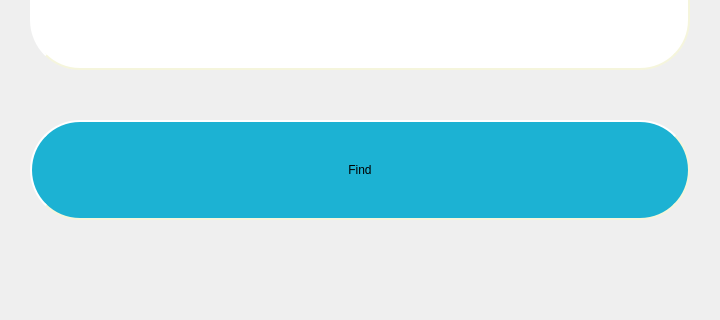
This is forms/scanpage.ui in Mcublog/AutoLubeApp as Qt 5 draws it before an edit; both pictures show x 0 to 720 and y 960 to 1280 of the 720 by 1280 pixel window. The edited form follows.
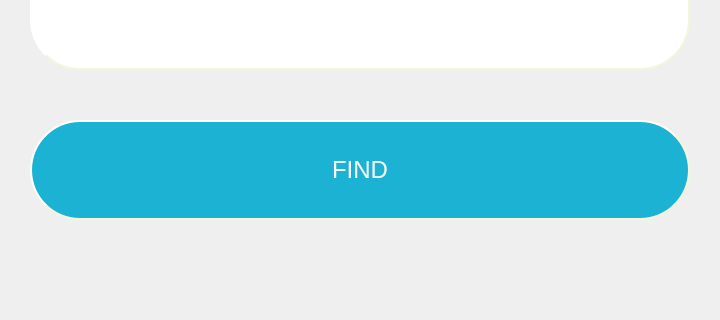
This is the edited form.

```diff
--- a/forms/scanpage.ui
+++ b/forms/scanpage.ui
@@ -89,17 +89,36 @@
       <bool>false</bool>
      </property>
      <property name="styleSheet">
-      <string notr="true">*{
-background-color: #1cb2d3;
-border-style: outset;
-border-width: 2px;
-border-radius: 50px;
-border-color: beige;
-min-width: 10em;
+      <string notr="true">QPushButton
+{
+	background-color: #1cb2d3;
+	border-style: outset;
+	border-width: 2px;
+	border-radius: 50px;
+	border-color: beige;
+	min-width: 10em;
+    color:#ffffff;
+    font-size:24px;
+}
+
+QPushButton:hover 
+{
+	 background-color: #cad811;
+ }
+
+ QPushButton:pressed 
+{
+	background-color: #FF6A6F;     
+ }
+
+QPushButton:disabled 
+{
+	background-color:#46525a;
+    color:#46525a;
 }</string>
      </property>
      <property name="text">
-      <string>Find</string>
+      <string>FIND</string>
      </property>
     </widget>
    </item>
```
Left out of the diff: 18 changed lines with no effect on the pictures.
